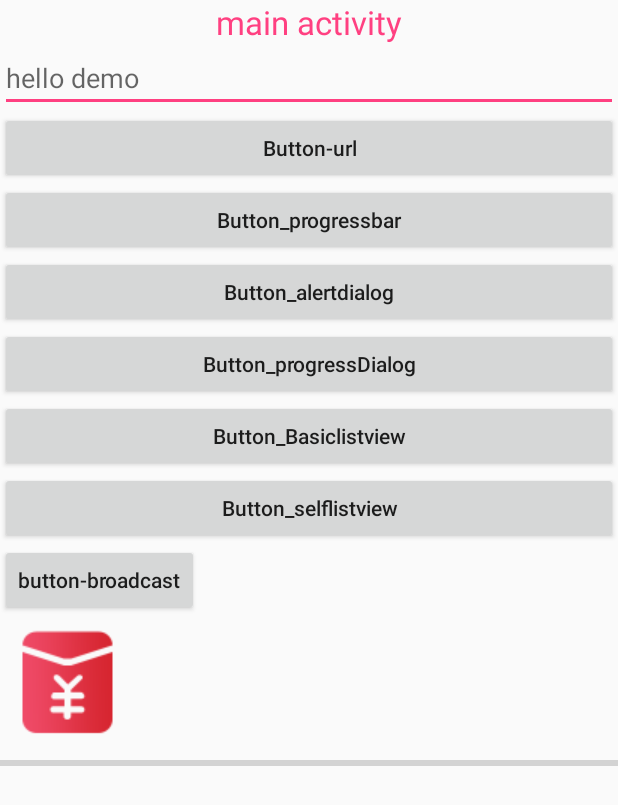
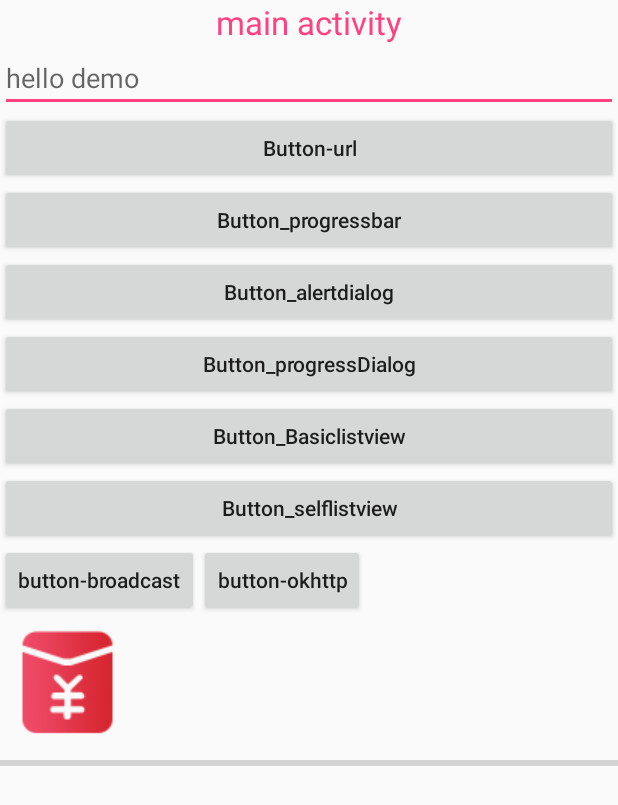
Before and after one commit to leiak/Demo2, an Android app: the screen it shows after launch (MainActivity), on a phone screen of 412 x 824 dp. Shown: the top 805 px of the screen. Run offline under Robolectric (Android 15) with nearby library versions, the phone set to English and light mode, and no system bars.

Commit message:
add  okhttp2

```diff
--- a/app/build.gradle
+++ b/app/build.gradle
@@ -32,5 +32,6 @@ dependencies {
     compile 'com.android.support.constraint:constraint-layout:1.0.2'
     compile 'com.jakewharton:butterknife:8.7.0'
     compile 'com.squareup.okhttp3:okhttp:3.8.1'
+    compile 'com.google.code.gson:gson:2.8.0'
     testCompile 'junit:junit:4.12'
 }
--- a/app/src/main/java/cn/hello/demo2/MainActivity.java
+++ b/app/src/main/java/cn/hello/demo2/MainActivity.java
@@ -52,6 +52,10 @@ public class MainActivity extends BaseActivity implements View.OnClickListener{
         Button btnbroadcast = (Button) findViewById(R.id.btnbroadcast);
         btnbroadcast.setOnClickListener(this);
 
+        /*okhttp demo*/
+        Button btnokhttp = (Button) findViewById(R.id.btnokhttp);
+        btnokhttp.setOnClickListener(this);
+
 
     }
 
@@ -83,6 +87,10 @@ public class MainActivity extends BaseActivity implements View.OnClickListener{
                 Intent intentbroadcast = new Intent(MainActivity.this,BroadcastActivity.class);
                 startActivity(intentbroadcast);
                 break;
+            case R.id.btnokhttp:
+                Intent intentokhhtp = new Intent(MainActivity.this,OkhttpActivity.class);
+                startActivity(intentokhhtp);
+                break;
             case R.id.btndia:
                 AlertDialog.Builder dialog = new AlertDialog.Builder(MainActivity.this);
                 dialog.setTitle("hello title");
--- a/app/src/main/res/layout/activity_main.xml
+++ b/app/src/main/res/layout/activity_main.xml
@@ -64,12 +64,23 @@
         android:text="Button_selflistview"
         android:textAllCaps="false"
         />
-    <Button
-        android:id="@+id/btnbroadcast"
+    <LinearLayout
         android:layout_width="wrap_content"
-        android:layout_height="wrap_content"
-        android:text="button-broadcast"
-        android:textAllCaps="false"/>
+        android:layout_height="wrap_content">
+        <Button
+            android:id="@+id/btnbroadcast"
+            android:layout_width="wrap_content"
+            android:layout_height="wrap_content"
+            android:text="button-broadcast"
+            android:textAllCaps="false"/>
+        <Button
+            android:id="@+id/btnokhttp"
+            android:layout_width="wrap_content"
+            android:layout_height="wrap_content"
+            android:text="button-okhttp"
+            android:textAllCaps="false"/>
+    </LinearLayout>
+
     <ImageView
         android:id="@+id/image_view"
         android:src="@drawable/icon_my_redbag"
```
Also changed, not shown: app/src/main/AndroidManifest.xml (+5 -3 lines), app/src/main/java/cn/hello/demo2/OkhttpActivity.java (added, +60 -0 lines), app/src/main/res/layout/activity_okhttp.xml (added, +15 -0 lines).
